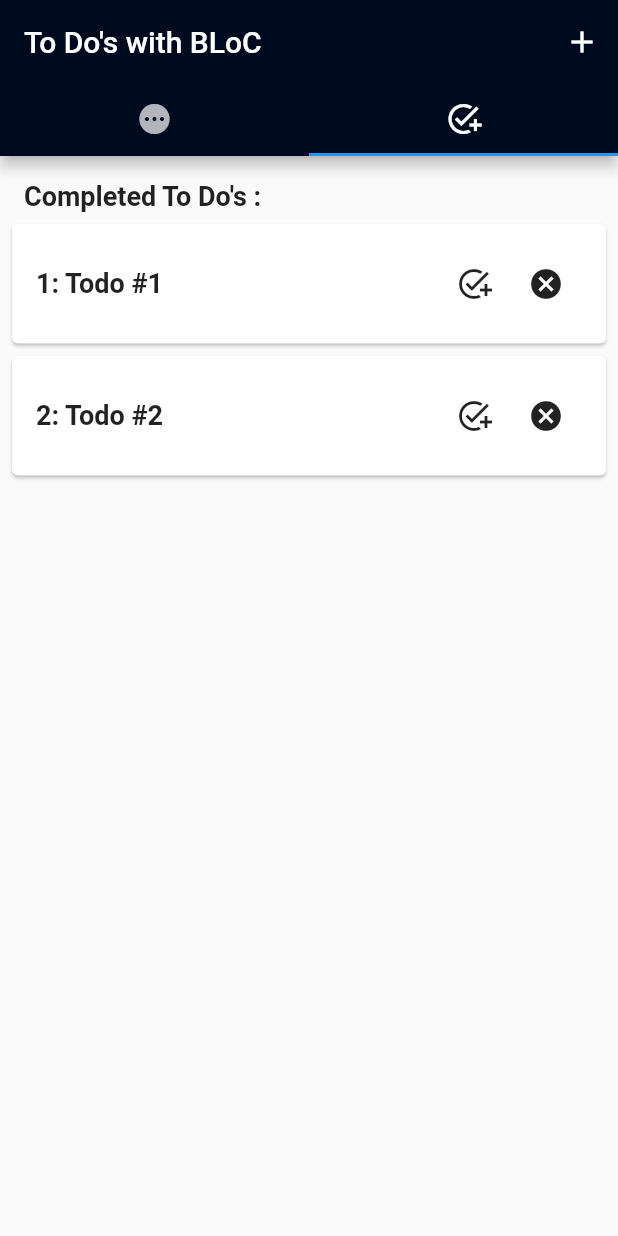
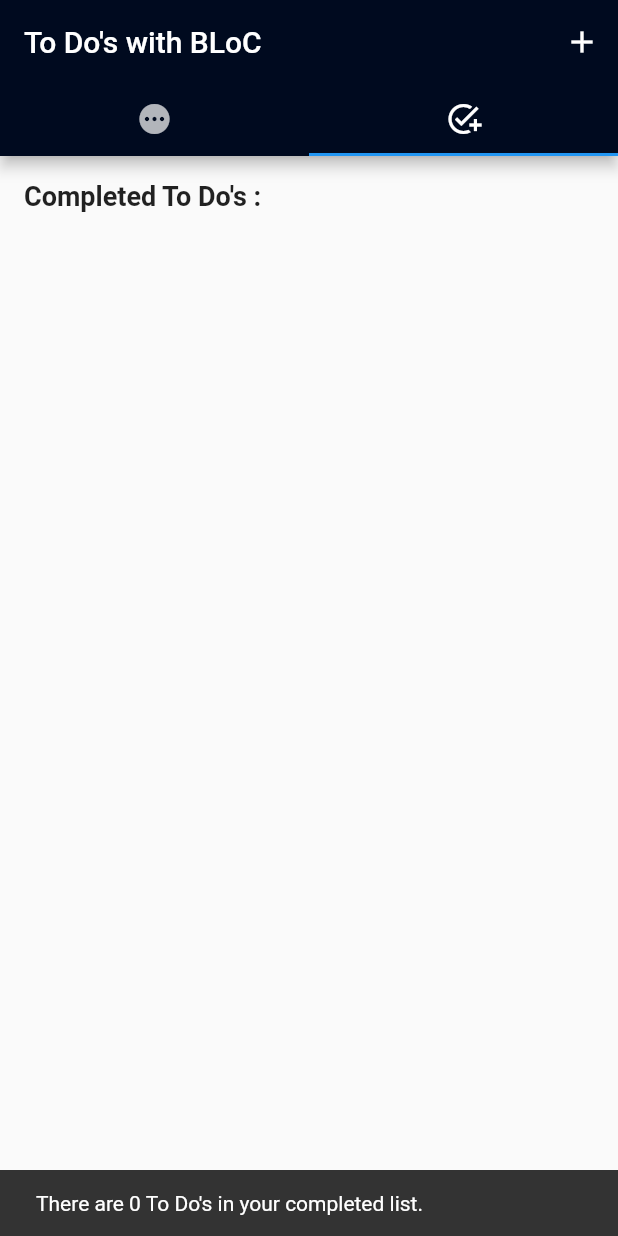
Before and after one commit to imaldila/Todos_BLoC, a Flutter app: the screen it shows after launch, tab 2 chosen, on a phone screen of 412 x 824 dp. Run offline on Flutter 3.47's test engine with Material 2 defaults, Android fonts, the phone set to English and light mode, and no system bars; our stand-ins replace bloc, equatable, flutter_bloc.

Commit message:
add filtered Bloc

```diff
--- /dev/null
+++ b/lib/blocs/blocs.dart
@@ -0,0 +1,2 @@
+export 'todos/todos_bloc.dart';
+export 'todos_filter/todos_filter_bloc.dart';
--- a/lib/blocs/todos_filter/todos_filter_bloc.dart
+++ b/lib/blocs/todos_filter/todos_filter_bloc.dart
@@ -17,9 +17,10 @@ class TodosFilterBloc extends Bloc<TodosFilterEvent, TodosFilterState> {
       : _todosBloc = todosBloc,
         super(TodosFilterLoading()) {
     on<UpdateTodos>(_onUpdateTodos);
+    on<UpdateFilter>(_onUpdateFilter);
     _todosSubscription = todosBloc.stream.listen((state) {
       add(
-        const UpdateTodos(),
+        const UpdateFilter(),
       );
     });
   }
@@ -37,10 +38,26 @@ class TodosFilterBloc extends Bloc<TodosFilterEvent, TodosFilterState> {
           case TodosFilter.cancelled:
             return todo.isCancelled!;
           case TodosFilter.pending:
-            return (todo.isCancelled! || todo.isCompleted!);
+            return !(todo.isCancelled! || todo.isCompleted!);
         }
       }).toList();
-      emit(TodosFilterLoaded(filteredTodos: todos));
+      emit(TodosFilterLoaded(
+          filteredTodos: todos, todosFilter: event.todosFilter));
+    }
+  }
+
+  void _onUpdateFilter(UpdateFilter event, Emitter<TodosFilterState> emit) {
+    if (state is TodosFilterLoading) {
+      add(
+        const UpdateTodos(todosFilter: TodosFilter.pending),
+      );
+    }
+
+    if (state is TodosFilterLoaded) {
+      final state = this.state as TodosFilterLoaded;
+      add(
+        UpdateTodos(todosFilter: state.todosFilter),
+      );
     }
   }
 }
--- a/lib/blocs/todos_filter/todos_filter_state.dart
+++ b/lib/blocs/todos_filter/todos_filter_state.dart
@@ -19,5 +19,8 @@ class TodosFilterLoaded extends TodosFilterState {
   });
 
   @override
-  List<Object> get props => [filteredTodos, todosFilter];
+  List<Object> get props => [
+        filteredTodos,
+        todosFilter,
+      ];
 }
--- a/lib/main.dart
+++ b/lib/main.dart
@@ -18,7 +18,7 @@ class MyApp extends StatelessWidget {
   Widget build(BuildContext context) {
     return MultiBlocProvider(
       providers: [
-        BlocProvider(
+        BlocProvider<TodosBloc>(
           create: (context) => TodosBloc()
             ..add(
               LoadTodos(
@@ -35,9 +35,9 @@ class MyApp extends StatelessWidget {
               ),
             ),
         ),
-        BlocProvider(
+        BlocProvider<TodosFilterBloc>(
           create: (context) => TodosFilterBloc(
-            todosBloc: TodosBloc(),
+            todosBloc: BlocProvider.of<TodosBloc>(context),
           ),
         )
       ],
--- /dev/null
+++ b/lib/models/models.dart
@@ -0,0 +1,2 @@
+export 'todos_filter_model.dart';
+export 'todos_model.dart';
--- a/lib/models/todos_filter_model.dart
+++ b/lib/models/todos_filter_model.dart
@@ -1 +1 @@
-enum TodosFilter { all, cancelled, completed, pending}
+enum TodosFilter { all, cancelled, completed, pending }
--- a/lib/screens/add_todos_screen/add_todos_screen.dart
+++ b/lib/screens/add_todos_screen/add_todos_screen.dart
@@ -2,8 +2,10 @@ import 'package:flutter/material.dart';
 import 'package:flutter_bloc/flutter_bloc.dart';
 import 'package:todo_bloc/blocs/todos/todos_bloc.dart';
 
-import '../../models/todos_model.dart';
-import 'components/input_form.dart';
+import '../../models/models.dart';
+import '../screens.dart';
+
+
 
 class AddTodosScreen extends StatelessWidget {
   AddTodosScreen({Key? key}) : super(key: key);
--- a/lib/screens/main_screen/components/todos_card.dart
+++ b/lib/screens/main_screen/components/todos_card.dart
@@ -1,8 +1,9 @@
 import 'package:flutter/material.dart';
 import 'package:flutter_bloc/flutter_bloc.dart';
+import 'package:todo_bloc/blocs/todos/todos_bloc.dart';
+import 'package:todo_bloc/blocs/todos_filter/todos_filter_bloc.dart';
 
 import '../../../components.dart';
-import '../../../blocs/todos/todos_bloc.dart';
 
 class TodosCard extends StatelessWidget {
   const TodosCard({
@@ -14,15 +15,25 @@ class TodosCard extends StatelessWidget {
 
   @override
   Widget build(BuildContext context) {
-    return BlocBuilder<TodosBloc, TodosState>(
+    return BlocConsumer<TodosFilterBloc, TodosFilterState>(
+      listener: (context, state) {
+        if (state is TodosFilterLoaded) {
+          ScaffoldMessenger.of(context).showSnackBar(
+            SnackBar(
+              content: Text(
+                  'There are ${state.filteredTodos.length} To Do\'s in your ${state.todosFilter.name.toString().split('.').last} list.'),
+            ),
+          );
+        }
+      },
       builder: (context, state) {
-        if (state is TodosLoading) {
+        if (state is TodosFilterLoading) {
           return const Center(
             child: CircularProgressIndicator(),
           );
         }
 
-        if (state is TodosLoaded) {
+        if (state is TodosFilterLoaded) {
           return Padding(
             padding: const EdgeInsets.all(8.0),
             child: Column(
@@ -37,7 +48,7 @@ class TodosCard extends StatelessWidget {
                 ),
                 ListView.builder(
                   shrinkWrap: true,
-                  itemCount: state.todos.length,
+                  itemCount: state.filteredTodos.length,
                   itemBuilder: (context, index) {
                     return Card(
                       margin: const EdgeInsets.only(bottom: 8),
@@ -49,19 +60,30 @@ class TodosCard extends StatelessWidget {
                           mainAxisAlignment: MainAxisAlignment.spaceBetween,
                           children: [
                             Text(
-                              '${state.todos[index].id}: ${state.todos[index].task}',
+                              '${state.filteredTodos[index].id}: ${state.filteredTodos[index].task}',
                               style: kTextStyle,
                             ),
                             Row(
                               children: [
                                 IconButton(
-                                  onPressed: () {},
+                                  onPressed: () {
+                                    context.read<TodosBloc>().add(
+                                          UpdateTodo(
+                                            todo: state.filteredTodos[index]
+                                                .copyWith(isCompleted: true),
+                                          ),
+                                          // UpdateTodos(todosFilter: state.filteredTodos[index]);
+                                        );
+                                  },
                                   icon: const Icon(Icons.add_task),
                                 ),
                                 IconButton(
                                   onPressed: () {
                                     context.read<TodosBloc>().add(
-                                          DeleteTodo(todo: state.todos[index]),
+                                          DeleteTodo(
+                                            todo: state.filteredTodos[index]
+                                                .copyWith(isCancelled: true),
+                                          ),
                                         );
                                   },
                                   icon: const Icon(Icons.cancel),
--- /dev/null
+++ b/lib/screens/screens.dart
@@ -0,0 +1,4 @@
+export 'main_screen/components/todos_card.dart';
+export 'main_screen/main_page.dart';
+export 'add_todos_screen/add_todos_screen.dart';
+export 'add_todos_screen/components/input_form.dart';
```
Also changed, not shown: lib/screens/main_screen/main_page.dart (+6 -6 lines).
